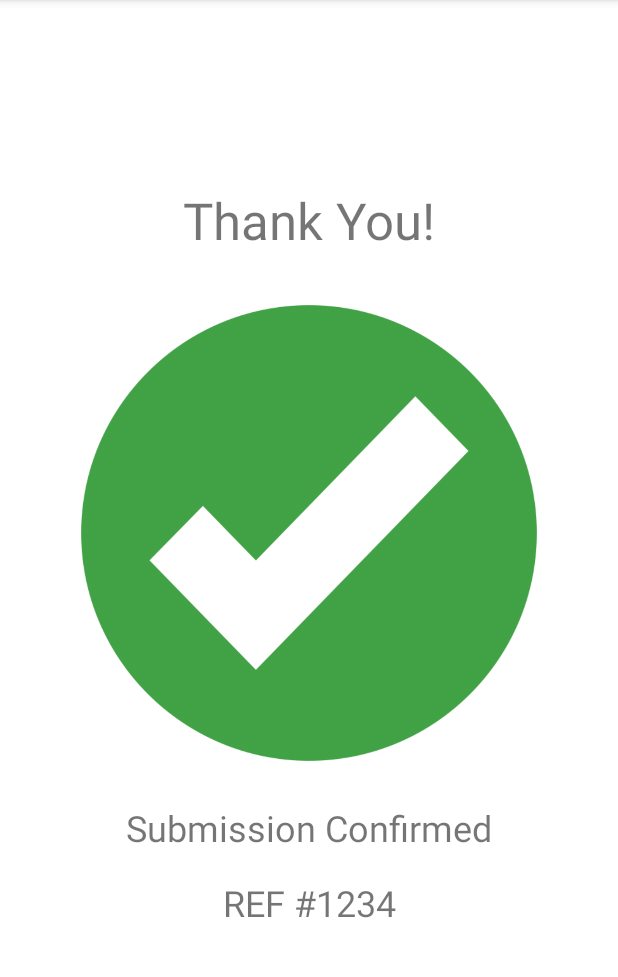
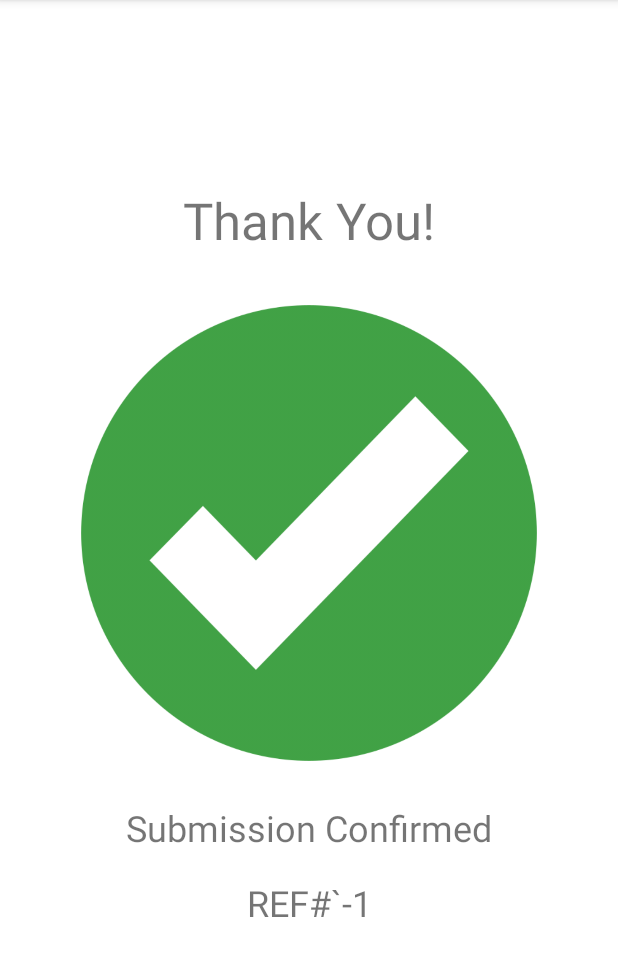
Before and after one commit to AodanHardy/Group11Project, an Android app: the SubmissionConfirmedSplashScreen screen opened directly, with no data from a screen before it, on a phone screen of 412 x 824 dp, the part 84-1061 px from its top. Run offline under Robolectric (Android 15) with nearby library versions, the phone set to English and light mode, and no system bars; Roboto replaces fonts that are not available here.

Commit message:
Submission Splash Screen ref no

```diff
--- a/app/src/main/java/com/example/group11project/DatabaseHelper.java
+++ b/app/src/main/java/com/example/group11project/DatabaseHelper.java
@@ -2,13 +2,16 @@ package com.example.group11project;
 
 import android.content.ContentValues;
 import android.content.Context;
+import android.database.Cursor;
 import android.database.sqlite.SQLiteDatabase;
 import android.database.sqlite.SQLiteOpenHelper;
+import android.widget.TableRow;
 
 import androidx.annotation.Nullable;
 
 import java.text.DateFormat;
 import java.text.SimpleDateFormat;
+import java.util.ArrayList;
 import java.util.Date;
 
 public class DatabaseHelper extends SQLiteOpenHelper {
@@ -46,4 +49,18 @@ public class DatabaseHelper extends SQLiteOpenHelper {
         }else return true;
 
     }
+
+    int getLastRef(){
+        int ref = -1;
+
+        SQLiteDatabase db = this.getReadableDatabase();
+        ContentValues cv = new ContentValues();
+
+        Cursor ids = db.rawQuery("SELECT issueID FROM issues WHERE issueID=(SELECT max(issueID) FROM issues)",null);
+        if (ids.moveToFirst() && ids.getCount()>0){
+            ref = ids.getInt(0);
+        }
+        return ref;
+
+    }
 }
--- a/app/src/main/java/com/example/group11project/SubmissionConfirmed.java
+++ b/app/src/main/java/com/example/group11project/SubmissionConfirmed.java
@@ -70,6 +70,9 @@ public class SubmissionConfirmed extends AppCompatActivity implements OnMapReady
 
 
                 Intent i = new Intent(SubmissionConfirmed.this, SubmissionConfirmedSplashScreen.class);
+
+
+
                 startActivity(i);
             }
         });
--- a/app/src/main/java/com/example/group11project/SubmissionConfirmedSplashScreen.java
+++ b/app/src/main/java/com/example/group11project/SubmissionConfirmedSplashScreen.java
@@ -11,12 +11,20 @@ import android.widget.TextView;
 public class SubmissionConfirmedSplashScreen extends AppCompatActivity {
     // Aodan
     TextView reference;
-
+    DatabaseHelper db;
+    int refNo;
 
     @Override
     protected void onCreate(Bundle savedInstanceState) {
         super.onCreate(savedInstanceState);
         setContentView(R.layout.activity_submission_confirmed_splash_screen);
+        db = new DatabaseHelper(this);
+        refNo = db.getLastRef();
+
+
+        reference = findViewById(R.id.txtRefNo);
+        String s_reference = String.format("REF#`%d", refNo);
+        reference.setText(s_reference);
 
         new Handler(Looper.getMainLooper()).postDelayed(new Runnable() {
             @Override
--- a/app/src/main/res/layout/activity_submission_confirmed_splash_screen.xml
+++ b/app/src/main/res/layout/activity_submission_confirmed_splash_screen.xml
@@ -7,7 +7,7 @@
     tools:context=".SubmissionConfirmedSplashScreen">
 
     <TextView
-        android:id="@+id/textView3"
+        android:id="@+id/txtRefNo"
         android:layout_width="wrap_content"
         android:layout_height="wrap_content"
         android:layout_marginBottom="150dp"
@@ -28,7 +28,7 @@
         android:foregroundTint="#000000"
         android:text="Submission Confirmed"
         android:textSize="24sp"
-        app:layout_constraintBottom_toTopOf="@+id/textView3"
+        app:layout_constraintBottom_toTopOf="@+id/txtRefNo"
         app:layout_constraintStart_toStartOf="@+id/imageView7"
         app:layout_constraintTop_toBottomOf="@+id/imageView7" />
 
```
